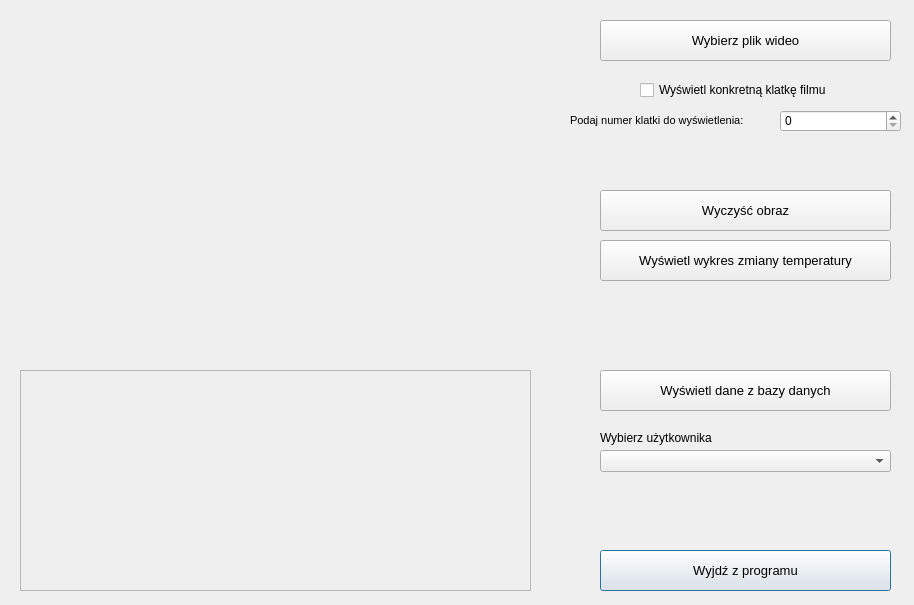
Before: the Qt Designer form interface.ui in Landerer/Program-wspomagajacy-analize-nagran-termograficznych, drawn with Qt 5.
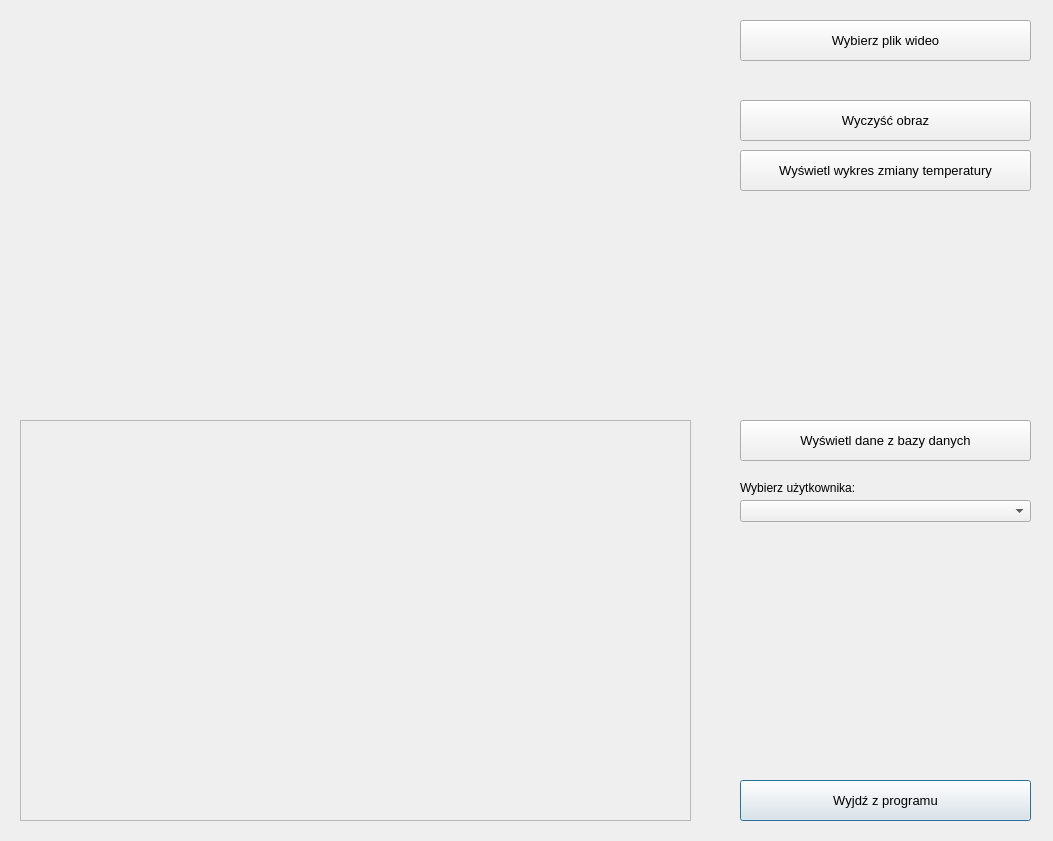
After: the same form once the commit is applied.

Commit message: Modyfikacje interfejsu, wyświetlanie danych z bazy

```diff
--- a/interface.ui
+++ b/interface.ui
@@ -6,8 +6,8 @@
    <rect>
     <x>0</x>
     <y>0</y>
-    <width>914</width>
-    <height>605</height>
+    <width>1053</width>
+    <height>841</height>
    </rect>
   </property>
   <property name="windowTitle">
@@ -16,8 +16,8 @@
   <widget class="QPushButton" name="exitButton">
    <property name="geometry">
     <rect>
-     <x>600</x>
-     <y>550</y>
+     <x>740</x>
+     <y>780</y>
      <width>291</width>
      <height>41</height>
     </rect>
@@ -37,7 +37,7 @@
   <widget class="QPushButton" name="pickDirectory">
    <property name="geometry">
     <rect>
-     <x>600</x>
+     <x>740</x>
      <y>20</y>
      <width>291</width>
      <height>41</height>
@@ -64,42 +64,11 @@
     <string>Wybierz plik wideo</string>
    </property>
   </widget>
-  <widget class="QSpinBox" name="numOfFrame">
-   <property name="enabled">
-    <bool>true</bool>
-   </property>
-   <property name="geometry">
-    <rect>
-     <x>780</x>
-     <y>110</y>
-     <width>121</width>
-     <height>22</height>
-    </rect>
-   </property>
-  </widget>
-  <widget class="QLabel" name="numOfFrameLabel">
-   <property name="geometry">
-    <rect>
-     <x>570</x>
-     <y>110</y>
-     <width>211</width>
-     <height>20</height>
-    </rect>
-   </property>
-   <property name="font">
-    <font>
-     <pointsize>8</pointsize>
-    </font>
-   </property>
-   <property name="text">
-    <string>Podaj numer klatki do wyświetlenia:</string>
-   </property>
-  </widget>
   <widget class="QPushButton" name="showTemperatureDiagram">
    <property name="geometry">
     <rect>
-     <x>600</x>
-     <y>240</y>
+     <x>740</x>
+     <y>150</y>
      <width>291</width>
      <height>41</height>
     </rect>
@@ -122,8 +91,8 @@
   <widget class="QPushButton" name="clearScene">
    <property name="geometry">
     <rect>
-     <x>600</x>
-     <y>190</y>
+     <x>740</x>
+     <y>100</y>
      <width>291</width>
      <height>41</height>
     </rect>
@@ -143,24 +112,11 @@
     <bool>false</bool>
    </property>
   </widget>
-  <widget class="QCheckBox" name="ifShowFrame">
-   <property name="geometry">
-    <rect>
-     <x>640</x>
-     <y>80</y>
-     <width>231</width>
-     <height>20</height>
-    </rect>
-   </property>
-   <property name="text">
-    <string>Wyświetl konkretną klatkę filmu</string>
-   </property>
-  </widget>
   <widget class="QPushButton" name="showDataBase">
    <property name="geometry">
     <rect>
-     <x>600</x>
-     <y>370</y>
+     <x>740</x>
+     <y>420</y>
      <width>291</width>
      <height>41</height>
     </rect>
@@ -183,8 +139,8 @@
   <widget class="QComboBox" name="chooseUser">
    <property name="geometry">
     <rect>
-     <x>600</x>
-     <y>450</y>
+     <x>740</x>
+     <y>500</y>
      <width>291</width>
      <height>22</height>
     </rect>
@@ -193,14 +149,14 @@
   <widget class="QLabel" name="chooseUserLabel">
    <property name="geometry">
     <rect>
-     <x>600</x>
-     <y>430</y>
+     <x>740</x>
+     <y>480</y>
      <width>161</width>
      <height>16</height>
     </rect>
    </property>
    <property name="text">
-    <string>Wybierz użytkownika</string>
+    <string>Wybierz użytkownika:</string>
    </property>
   </widget>
   <widget class="QTextEdit" name="userData">
@@ -210,11 +166,18 @@
    <property name="geometry">
     <rect>
      <x>20</x>
-     <y>370</y>
-     <width>511</width>
-     <height>221</height>
+     <y>420</y>
+     <width>671</width>
+     <height>401</height>
     </rect>
    </property>
+   <property name="font">
+    <font>
+     <pointsize>9</pointsize>
+     <weight>50</weight>
+     <bold>false</bold>
+    </font>
+   </property>
   </widget>
  </widget>
  <resources/>
```
The commit also changes 2 other files.
